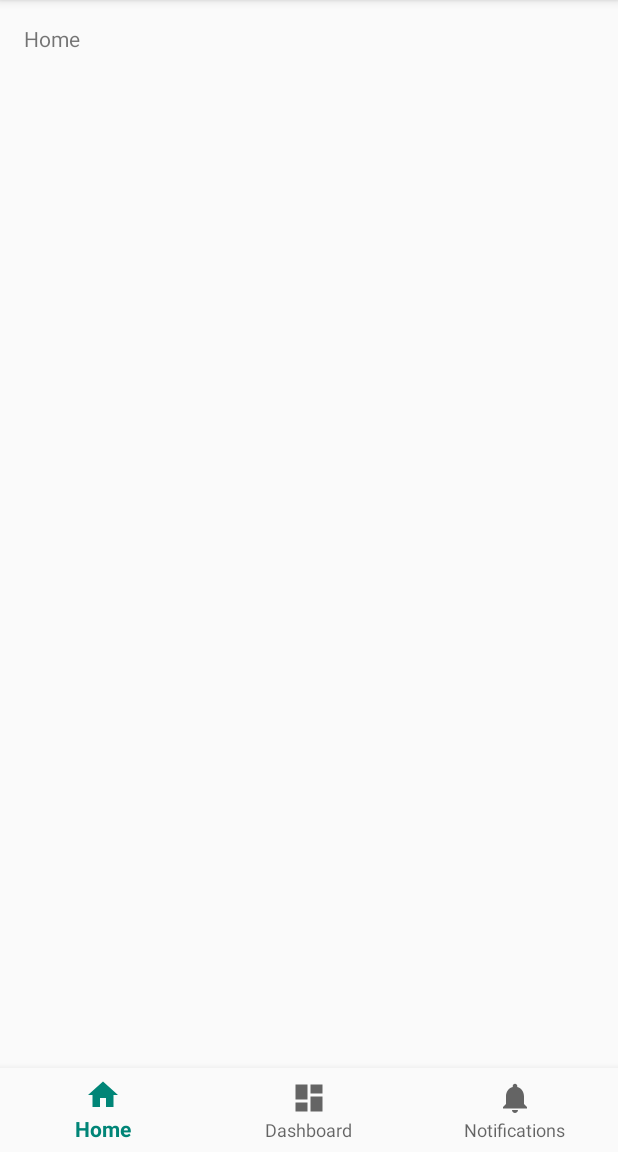
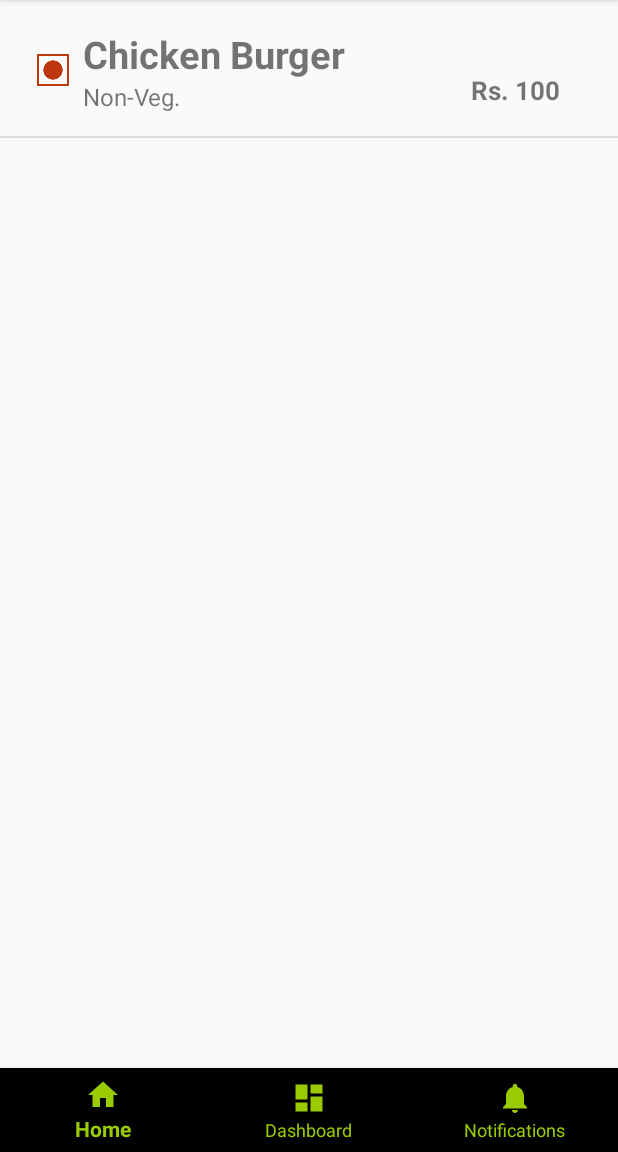
Before and after one commit to deadgrudge1/GenericRestaurant, an Android app: the screen it shows after launch (MainActivity), on a phone screen of 412 x 824 dp, the part 84-1236 px from its top. Run offline under Robolectric (Android 15) with nearby library versions, the phone set to English and light mode, and no system bars.

Commit message:
ListView Implemented in the Application.

```diff
--- a/app/src/main/AndroidManifest.xml
+++ b/app/src/main/AndroidManifest.xml
@@ -1,7 +1,6 @@
 <?xml version="1.0" encoding="utf-8"?>
 <manifest xmlns:android="http://schemas.android.com/apk/res/android"
     package="com.example.genericrestaurant">
-
     <!-- To auto-complete the email text field in the login form with the user's emails -->
     <uses-permission android:name="android.permission.GET_ACCOUNTS" />
     <uses-permission android:name="android.permission.READ_PROFILE" />
@@ -16,7 +15,7 @@
         android:theme="@style/AppTheme">
         <activity
             android:name=".LoginActivity"
-            android:label="@string/title_activity_login"></activity>
+            android:label="@string/title_activity_login" />
         <activity
             android:name=".MainActivity"
             android:label="@string/app_name">
--- /dev/null
+++ b/app/src/main/java/com/example/genericrestaurant/CustomAdapter.java
@@ -0,0 +1,74 @@
+package com.example.genericrestaurant;
+
+
+import android.content.Context;
+import android.support.design.widget.Snackbar;
+import android.view.LayoutInflater;
+import android.view.View;
+import android.view.ViewGroup;
+import android.view.animation.Animation;
+import android.view.animation.AnimationUtils;
+import android.widget.ArrayAdapter;
+import android.widget.ImageView;
+import android.widget.TextView;
+
+import java.util.ArrayList;
+
+public class CustomAdapter extends ArrayAdapter<MenuCard>{
+
+    private ArrayList<MenuCard> menuCardsdata;
+    Context mContext;
+
+    // View lookup cache
+    private static class ViewHolder {
+        TextView foodName;
+        TextView foodType;
+        TextView foodCost;
+
+    }
+
+    public CustomAdapter(ArrayList<MenuCard> data, Context context) {
+        super(context, R.layout.menu_item, data);
+        this.menuCardsdata = data;
+        this.mContext=context;
+
+    }
+
+
+    private int lastPosition = -1;
+
+    @Override
+    public View getView(int position, View convertView, ViewGroup parent) {
+        // Get the data item for this position
+        MenuCard menuCard = getItem(position);
+        // Check if an existing view is being reused, otherwise inflate the view
+        ViewHolder viewHolder; // view lookup cache stored in tag
+
+        final View result;
+
+        if (convertView == null) {
+
+            viewHolder = new ViewHolder();
+            LayoutInflater inflater = LayoutInflater.from(getContext());
+            convertView = inflater.inflate(R.layout.menu_item, parent, false);
+            viewHolder.foodName = (TextView) convertView.findViewById(R.id.foodname);
+            viewHolder.foodType = (TextView) convertView.findViewById(R.id.foodtype);
+            viewHolder.foodCost = (TextView) convertView.findViewById(R.id.foodcost);
+
+            result=convertView;
+
+            convertView.setTag(viewHolder);
+        } else {
+            viewHolder = (ViewHolder) convertView.getTag();
+            result=convertView;
+        }
+
+
+        viewHolder.foodName.setText(menuCard.getFoodName());
+        viewHolder.foodType.setText(menuCard.getFoodType());
+        viewHolder.foodCost.setText(menuCard.getFoodCost());
+
+        // Return the completed view to render on screen
+        return convertView;
+    }
+}
--- a/app/src/main/java/com/example/genericrestaurant/MainActivity.java
+++ b/app/src/main/java/com/example/genericrestaurant/MainActivity.java
@@ -5,11 +5,16 @@ import android.support.annotation.NonNull;
 import android.support.design.widget.BottomNavigationView;
 import android.support.v7.app.AppCompatActivity;
 import android.view.MenuItem;
+import android.widget.ListView;
 import android.widget.TextView;
+
+import java.util.ArrayList;
 
 public class MainActivity extends AppCompatActivity {
 
     private TextView mTextMessage;
+    public ListView menulist;
+    ArrayList<MenuCard> menu = new ArrayList<>();
 
     private BottomNavigationView.OnNavigationItemSelectedListener mOnNavigationItemSelectedListener
             = new BottomNavigationView.OnNavigationItemSelectedListener() {
@@ -29,16 +34,33 @@ public class MainActivity extends AppCompatActivity {
             }
             return false;
         }
+
+
     };
+
 
     @Override
     protected void onCreate(Bundle savedInstanceState) {
         super.onCreate(savedInstanceState);
         setContentView(R.layout.activity_main);
-
-        mTextMessage = (TextView) findViewById(R.id.message);
+        menulist = findViewById(R.id.menu_list);
         BottomNavigationView navigation = (BottomNavigationView) findViewById(R.id.navigation);
         navigation.setOnNavigationItemSelectedListener(mOnNavigationItemSelectedListener);
+
+
+
+
+        MenuCard item1 = new MenuCard("Chicken Burger","Rs. 100", "Non-Veg.");
+        menu.add(0,item1);
+        CustomAdapter foodAdapter = new CustomAdapter(menu,this);
+
+        menulist.setAdapter(foodAdapter);
+
     }
 
+
+
+
+
+
 }
--- /dev/null
+++ b/app/src/main/java/com/example/genericrestaurant/MenuCard.java
@@ -0,0 +1,29 @@
+package com.example.genericrestaurant;
+
+import android.graphics.drawable.Icon;
+
+public class MenuCard
+{
+    public String food_name, food_cost;
+    public String food_type;
+
+
+
+    public MenuCard(String food_name, String food_cost, String food_type) {
+        this.food_name = food_name;
+        this.food_cost = food_cost;
+        this.food_type = food_type;
+    }
+
+    public String getFoodName() {
+        return food_name;
+    }
+
+    public String getFoodCost() {
+        return food_cost;
+    }
+
+    public String getFoodType() {
+        return food_type;
+    }
+}
--- a/app/src/main/res/layout/activity_login.xml
+++ b/app/src/main/res/layout/activity_login.xml
@@ -3,7 +3,7 @@
     xmlns:tools="http://schemas.android.com/tools"
     android:layout_width="match_parent"
     android:layout_height="match_parent"
-    android:gravity="center_horizontal"
+    android:gravity="center"
     android:orientation="vertical"
     android:paddingLeft="@dimen/activity_horizontal_margin"
     android:paddingTop="@dimen/activity_vertical_margin"
@@ -23,7 +23,7 @@
     <ScrollView
         android:id="@+id/login_form"
         android:layout_width="match_parent"
-        android:layout_height="match_parent">
+        android:layout_height="wrap_content">
 
         <LinearLayout
             android:id="@+id/email_login_form"
--- a/app/src/main/res/layout/activity_main.xml
+++ b/app/src/main/res/layout/activity_main.xml
@@ -1,5 +1,5 @@
 <?xml version="1.0" encoding="utf-8"?>
-<android.support.constraint.ConstraintLayout xmlns:android="http://schemas.android.com/apk/res/android"
+<RelativeLayout xmlns:android="http://schemas.android.com/apk/res/android"
     xmlns:app="http://schemas.android.com/apk/res-auto"
     xmlns:tools="http://schemas.android.com/tools"
     android:id="@+id/container"
@@ -7,27 +7,32 @@
     android:layout_height="match_parent"
     tools:context=".MainActivity">
 
-    <TextView
-        android:id="@+id/message"
+    <android.support.design.widget.BottomNavigationView
+        android:id="@+id/navigation"
         android:layout_width="wrap_content"
         android:layout_height="wrap_content"
-        android:layout_marginStart="@dimen/activity_horizontal_margin"
-        android:layout_marginLeft="@dimen/activity_horizontal_margin"
-        android:layout_marginTop="@dimen/activity_vertical_margin"
-        android:text="@string/title_home"
-        app:layout_constraintLeft_toLeftOf="parent"
-        app:layout_constraintTop_toTopOf="parent" />
-
-    <android.support.design.widget.BottomNavigationView
-        android:id="@+id/navigation"
-        android:layout_width="0dp"
-        android:layout_height="wrap_content"
+        android:layout_alignParentBottom="true"
         android:layout_marginStart="0dp"
         android:layout_marginEnd="0dp"
+        android:layout_marginBottom="0dp"
         android:background="?android:attr/windowBackground"
+        app:itemBackground="@android:color/black"
+        app:itemIconTint="@android:color/holo_green_light"
+        app:itemTextColor="@android:color/holo_green_light"
+        app:labelVisibilityMode="auto"
         app:layout_constraintBottom_toBottomOf="parent"
         app:layout_constraintLeft_toLeftOf="parent"
         app:layout_constraintRight_toRightOf="parent"
         app:menu="@menu/navigation" />
 
-</android.support.constraint.ConstraintLayout>
+    <ListView
+        android:layout_width="match_parent"
+        android:layout_height="600dp"
+        android:layout_alignParentTop="true"
+        android:layout_alignParentEnd="true"
+        android:layout_marginTop="3dp"
+        android:layout_marginEnd="0dp"
+        android:id="@+id/menu_list"/>
+
+
+</RelativeLayout>
--- /dev/null
+++ b/app/src/main/res/layout/menu_item.xml
@@ -0,0 +1,77 @@
+<?xml version="1.0" encoding="utf-8"?>
+<RelativeLayout xmlns:android="http://schemas.android.com/apk/res/android"
+    xmlns:app="http://schemas.android.com/apk/res-auto"
+    xmlns:tools="http://schemas.android.com/tools"
+    android:id="@+id/menu_text"
+    android:layout_width="match_parent"
+    android:background="?android:attr/selectableItemBackground"
+    android:clickable="true"
+    android:focusable="true"
+    android:padding="15dp"
+    android:layout_height="match_parent">
+
+    <view class="android.support.v7.app.AlertController$RecycleListView"
+        android:layout_width="match_parent"
+        android:layout_height="match_parent">
+
+    </view>
+
+<LinearLayout
+    android:layout_width="wrap_content"
+    android:layout_height="wrap_content"
+    >
+
+    <ImageView
+        android:layout_width="40dp"
+        android:layout_height="40dp"
+        android:layout_gravity="center"
+        android:padding="6dp"
+        android:src="@drawable/non_vegetarian_food_symbol" />
+
+    <LinearLayout android:orientation="vertical"
+        android:layout_height="wrap_content"
+        android:layout_width="wrap_content">
+    <TextView
+        android:id="@+id/foodname"
+        android:layout_width="match_parent"
+        android:layout_height="wrap_content"
+        android:layout_alignParentTop="true"
+        android:text="Walla habibi"
+        android:textStyle="bold"
+        android:textSize="25dp"
+        />
+
+
+    <TextView
+        android:id="@+id/foodtype"
+        android:layout_width="match_parent"
+        android:layout_height="wrap_content"
+        android:layout_below="@id/foodname"
+        android:text="Non veg"
+        android:textSize="16dp"
+
+
+        />
+    </LinearLayout>
+
+
+</LinearLayout>
+
+    <TextView
+        android:id="@+id/foodcost"
+        android:layout_width="wrap_content"
+        android:layout_height="wrap_content"
+        android:layout_alignParentTop="true"
+        android:layout_alignParentEnd="true"
+        android:layout_marginTop="29dp"
+        android:layout_marginEnd="23dp"
+        android:text="Rs.249"
+        android:textSize="17dp"
+        android:textStyle="bold" />
+
+
+
+
+
+
+</RelativeLayout>
--- a/build.gradle
+++ b/build.gradle
@@ -7,7 +7,7 @@ buildscript {
 
     }
     dependencies {
-        classpath 'com.android.tools.build:gradle:3.3.0'
+        classpath 'com.android.tools.build:gradle:3.3.1'
 
         // NOTE: Do not place your application dependencies here; they belong
         // in the individual module build.gradle files
```
Also changed, not shown: app/src/main/res/drawable/non_vegetarian_food_symbol.png (added).
